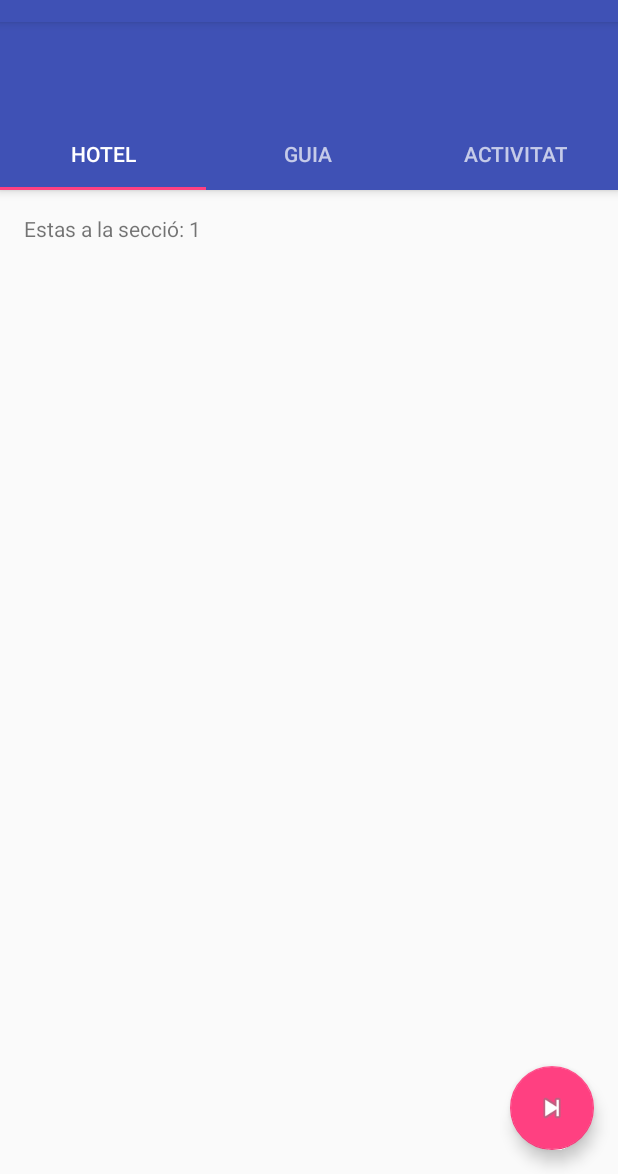
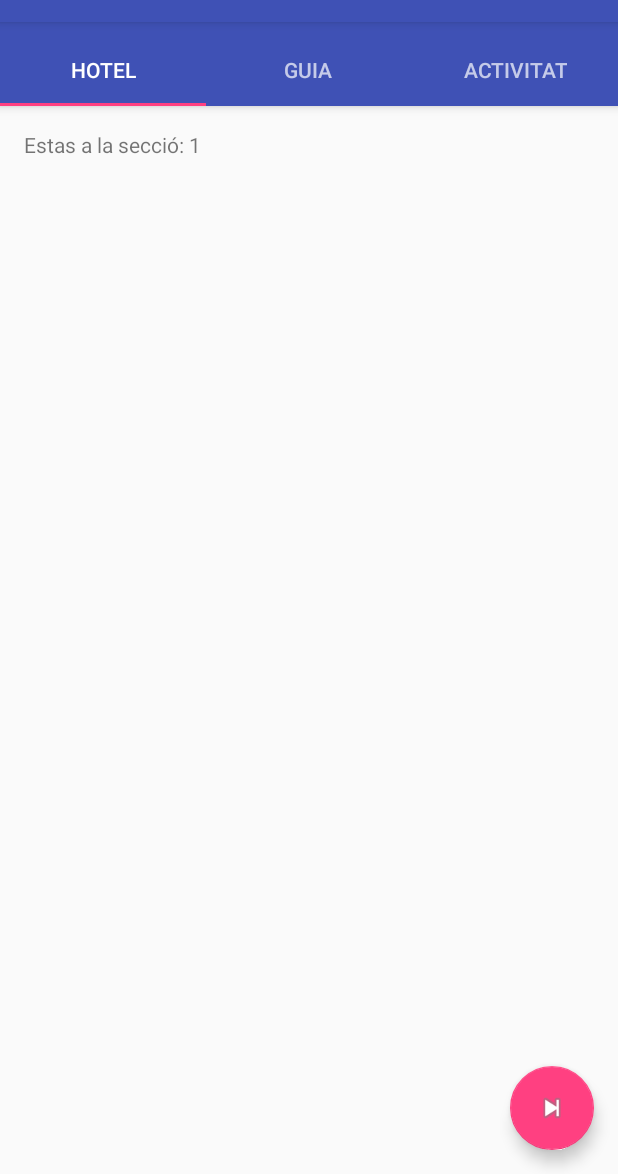
Before and after one commit to rocduran/TV3.1, an Android app: the Enquesta screen opened directly, with no data from a screen before it, on a phone screen of 412 x 824 dp, the part 62-1236 px from its top. Run offline under Robolectric (Android 15) with nearby library versions, the phone set to English and light mode, and no system bars.

Commit message:
Eliminat appbar de Enquestes

```diff
--- a/app/src/main/res/layout/activity_enquesta.xml
+++ b/app/src/main/res/layout/activity_enquesta.xml
@@ -11,12 +11,6 @@
         android:paddingTop="@dimen/appbar_padding_top"
         android:theme="@style/AppTheme.AppBarOverlay">
 
-        <android.support.v7.widget.Toolbar android:id="@+id/toolbar"
-            android:layout_width="match_parent" android:layout_height="?attr/actionBarSize"
-            android:background="?attr/colorPrimary" app:popupTheme="@style/AppTheme.PopupOverlay"
-            app:layout_scrollFlags="scroll|enterAlways">
-
-        </android.support.v7.widget.Toolbar>
 
         <android.support.design.widget.TabLayout android:id="@+id/tabs"
             android:layout_width="match_parent" android:layout_height="wrap_content" />
```
